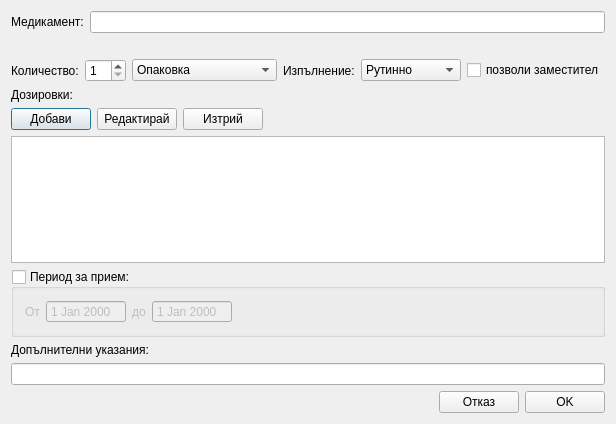
First picture: the form in src/View/Widgets/MedicationDialog.ui, repository thefinalcutbg/OpenPrescription, before the edit.
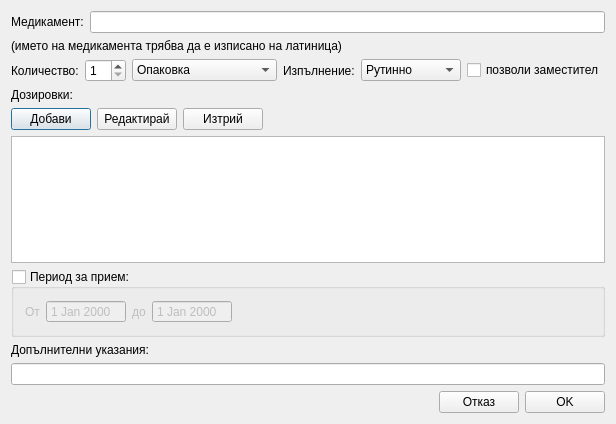
Second picture: the form after the edit. Custom widgets are drawn as their Qt base class.

Commit message: elide text fix

Patch:
```diff
--- a/src/View/Widgets/MedicationDialog.ui
+++ b/src/View/Widgets/MedicationDialog.ui
@@ -44,7 +44,7 @@
    <item>
     <widget class="QLabel" name="formLabel">
      <property name="text">
-      <string/>
+      <string>(името на медикамента трябва да е изписано на латиница)</string>
      </property>
     </widget>
    </item>
```
The commit also changes 2 other files.
